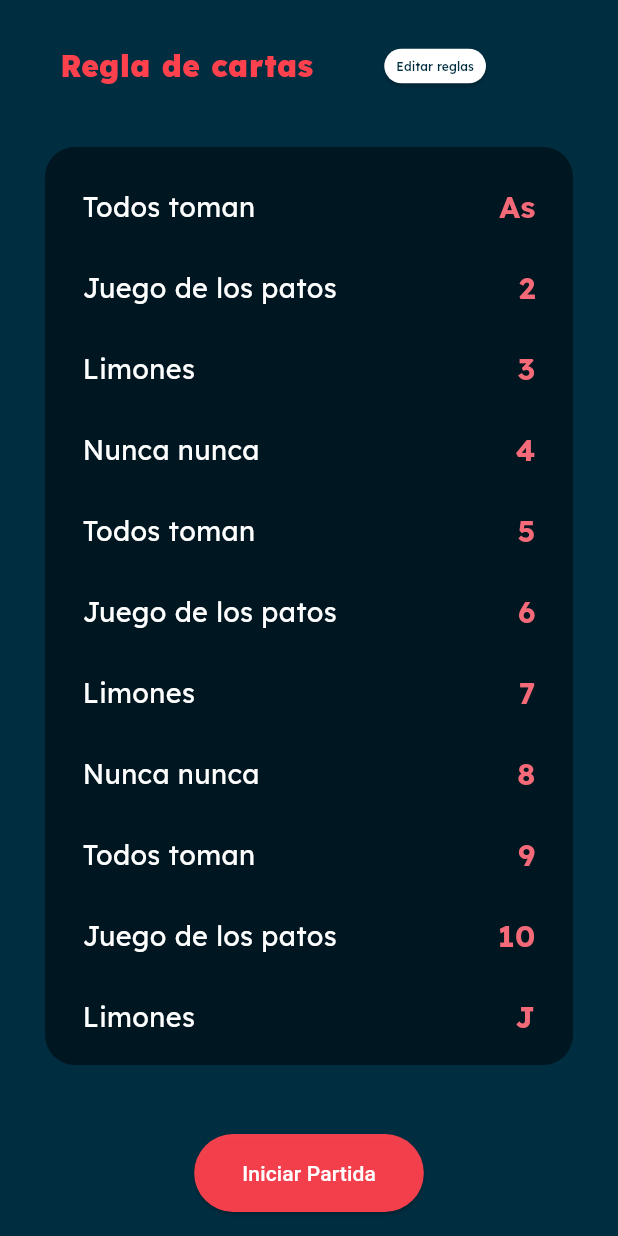
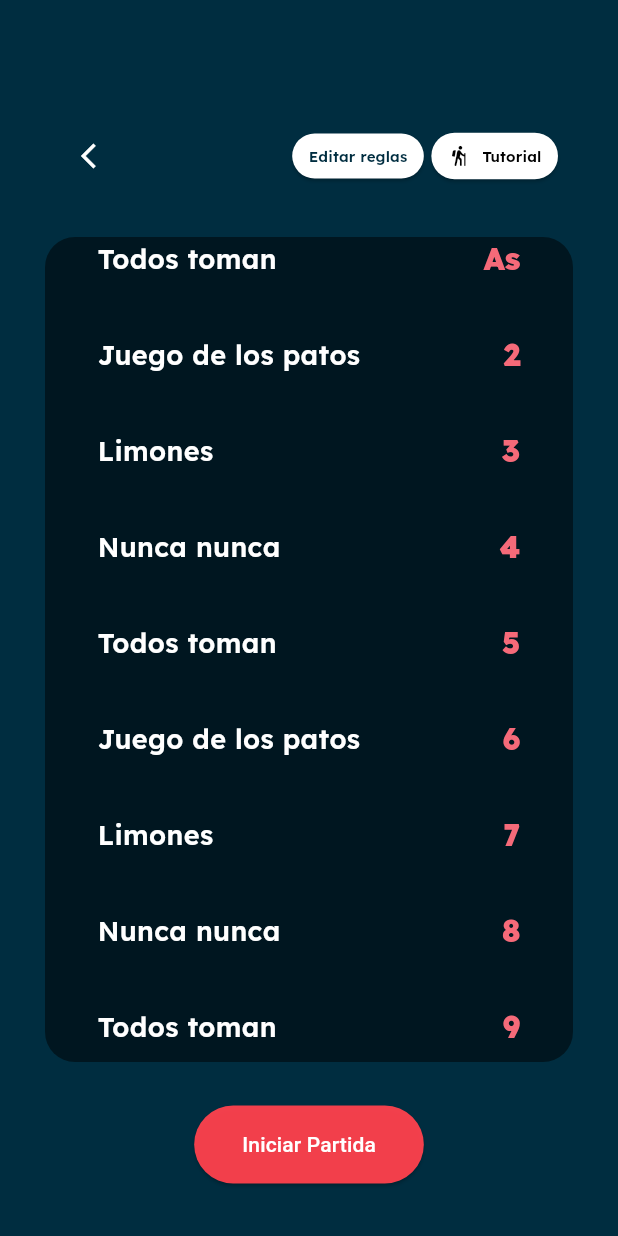
Before and after one commit to kyiroywops/chelas33, a Flutter app: the ReglasScreen screen opened by its route, on a phone screen of 412 x 824 dp. Run offline on Flutter 3.47's test engine with Material 3 defaults, Android fonts, the phone set to English and light mode, and no system bars; our stand-ins replace flutter_riverpod, go_router, introduction_screen.

Commit message:
screen cardassig

```diff
--- a/lib/presentation/screens/intro_screen.dart
+++ b/lib/presentation/screens/intro_screen.dart
@@ -116,6 +116,7 @@ Widget _buildImage(String assetName) {
   Widget _buildTitleWidget(int pageIndex) {
     return SafeArea(
       bottom: false,
+
       child: Padding(
         padding: const EdgeInsets.symmetric(horizontal: 20),
         child: Row(
--- a/lib/presentation/screens/reglas_screen.dart
+++ b/lib/presentation/screens/reglas_screen.dart
@@ -27,25 +27,29 @@ class ReglasScreen extends ConsumerWidget {
       backgroundColor: Color(0xFF002D40),
       body: Column(
         children: [
-          SafeArea(
-            bottom: false,
-            child: Padding(
-              padding: const EdgeInsets.fromLTRB(40, 20, 40, 0),
+
+
+
+            Padding(
+              padding: const EdgeInsets.fromLTRB(40, 80, 40, 0),
               child: Row(
                 mainAxisAlignment: MainAxisAlignment.spaceBetween,
                 children: [
-                  Text(
-                    'Regla de cartas',
-                    style: TextStyle(
-                      fontWeight: FontWeight.w800,
-                      color: Color(0xffFF414D),
-                      fontFamily: 'Lexend',
+                  IconButton(
+                    icon: Icon(Icons.arrow_back_ios, color: Colors.white,
+                    size: 20,
 
-                      fontSize: 20,
                     ),
+                    onPressed: () {
+
+                       GoRouter.of(context).go('/playerSelection');
+                      // Aquí colocas tu acción para regresar
+                    },
                   ),
+
                   Row(
                     children: [
+
                       ElevatedButton(
                         onPressed: () {
                           // Acción para editar reglas
@@ -55,38 +59,60 @@ class ReglasScreen extends ConsumerWidget {
                           style: TextStyle(
                             color: Color(0xFF002D40), // Color del texto
                             fontFamily: 'Lexend',
-                            fontSize: 8,
+                            fontWeight: FontWeight.w600,
+                            fontSize: 10,
                           ),
                         ),
                         style: ElevatedButton.styleFrom(
-                          primary: Colors.white, // Color de fondo del botón
-                          onPrimary: Color(0xFF002D40), // Color del texto/icono cuando está en reposo
-                          padding: EdgeInsets.symmetric(horizontal: 8, vertical: 6),
+                          backgroundColor: Colors.white, // Color de fondo del botón
+                          foregroundColor: Color(0xFF002D40), // Color del texto/icono cuando está en reposo
+                          padding: EdgeInsets.symmetric(horizontal: 11, vertical: 8),
                           shape: RoundedRectangleBorder(
                             borderRadius: BorderRadius.circular(18), // Borde redondeado
                           ),
                           minimumSize: Size(5, 5), // Tamaño mínimo del botón
                         ),
                       ),
-                      SizedBox(width: 0), // Espacio entre botones
-                      IconButton(
-                        icon: Icon(Icons.help, color: Color(0xFF002D40)), // Color del ícono
-                        onPressed: () {
-                          // Acción para mostrar ayuda
-                        },
-                        constraints: BoxConstraints(), // Restricciones para hacer el botón más pequeño
-                        padding: EdgeInsets.all(2), // Padding interno del botón
-                        iconSize: 10, // Tamaño del ícono
+                      SizedBox(width: 5), // Espacio entre botones
+                     ElevatedButton.icon(
+                      onPressed: (
+
+
+                      ) {
+                        GoRouter.of(context).go('/');
+                      },
+                      icon: Icon(
+                        Icons.hiking_rounded, // Ícono para el tutorial
+                        size: 15, // Ajusta el tamaño del ícono para que coincida con el estilo general
                       ),
+                      label: Text(
+                        'Tutorial',
+                        style: TextStyle(
+                          color: Colors.black, // Color del texto
+                          fontSize: 10, // Asegúrate de que el tamaño del texto coincida con el del botón "Editar reglas"
+                          fontFamily: 'Lexend',
+                          fontWeight: FontWeight.w600
+                        ),
+                      ),
+                      style: ElevatedButton.styleFrom(
+                        backgroundColor: Colors.white, // Color de fondo del botón
+                        foregroundColor: Colors.black, // Color del texto e ícono en estado de reposo
+                        padding: EdgeInsets.symmetric(horizontal: 11, vertical: 8), // Mismo relleno que el botón "Editar reglas"
+                        shape: RoundedRectangleBorder(
+                          borderRadius: BorderRadius.circular(18), // Bordes redondeados del botón
+                        ),
+                        minimumSize: Size(5, 5), // Tamaño mínimo del botón, ajusta según sea necesario para que coincida con el otro botón
+                      ),
+                    )
                     ],
                   ),
                 ],
               ),
             ),
-          ),
+
           Expanded(
             child: Padding(
-              padding: const EdgeInsets.fromLTRB(30, 30, 30, 30),
+              padding: const EdgeInsets.fromLTRB(30, 30, 30, 29),
               child: Container(
                 decoration: BoxDecoration(
                   color: Colors.black.withOpacity(0.50),
@@ -98,7 +124,7 @@ class ReglasScreen extends ConsumerWidget {
                     String carta = reglas.keys.elementAt(index);
                     String descripcionRegla = reglas.values.elementAt(index);
                     return Padding(
-                      padding: EdgeInsets.fromLTRB(25, 25, 25, 0),
+                      padding: EdgeInsets.fromLTRB(35, index == 0 ? 0 : 25, 35, 10),
                       child: Row(
                         mainAxisAlignment: MainAxisAlignment.spaceBetween,
                         children: [
@@ -107,6 +133,7 @@ class ReglasScreen extends ConsumerWidget {
                             style: TextStyle(
                               color: Colors.white,
                               fontFamily: 'Lexend',
+                              fontWeight: FontWeight.w600,
                               fontSize: 18,
                             ),
                           ),
@@ -115,7 +142,7 @@ class ReglasScreen extends ConsumerWidget {
                             style: TextStyle(
                               color: Color(0xffF56A79),
                               fontFamily: 'Lexend',
-                              fontWeight: FontWeight.bold,
+                              fontWeight: FontWeight.w900,
                               fontSize: 20,
                             ),
                           ),
@@ -128,7 +155,7 @@ class ReglasScreen extends ConsumerWidget {
             ),
           ),
           Padding(
-            padding: const EdgeInsets.symmetric(vertical: 16.0, horizontal: 40.0),
+            padding: const EdgeInsets.fromLTRB(40, 0, 40, 35),
             child: ElevatedButton(
               onPressed: () {
                 context.go('/cardAssignment');
```
Also changed, not shown: lib/infrastructure/models/cardrule_models.dart (added, +16 -0 lines), lib/presentation/providers/cardassignment_provider.dart (added, +30 -0 lines).
